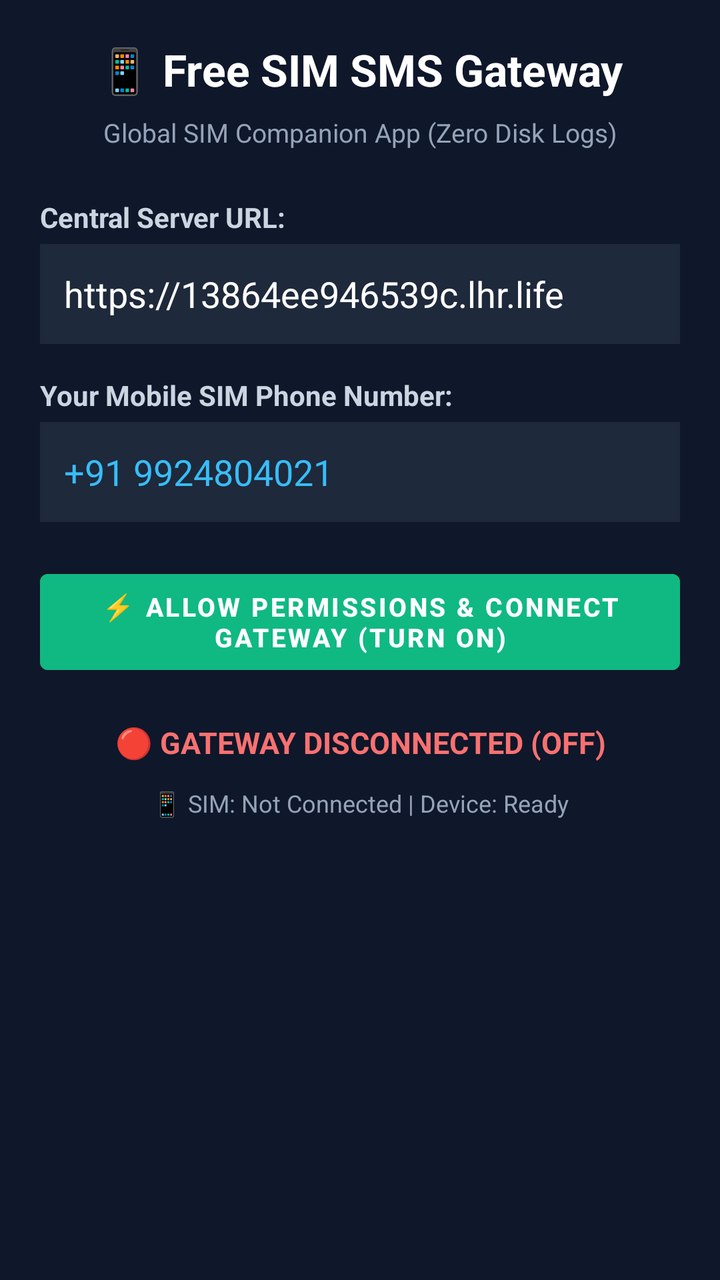
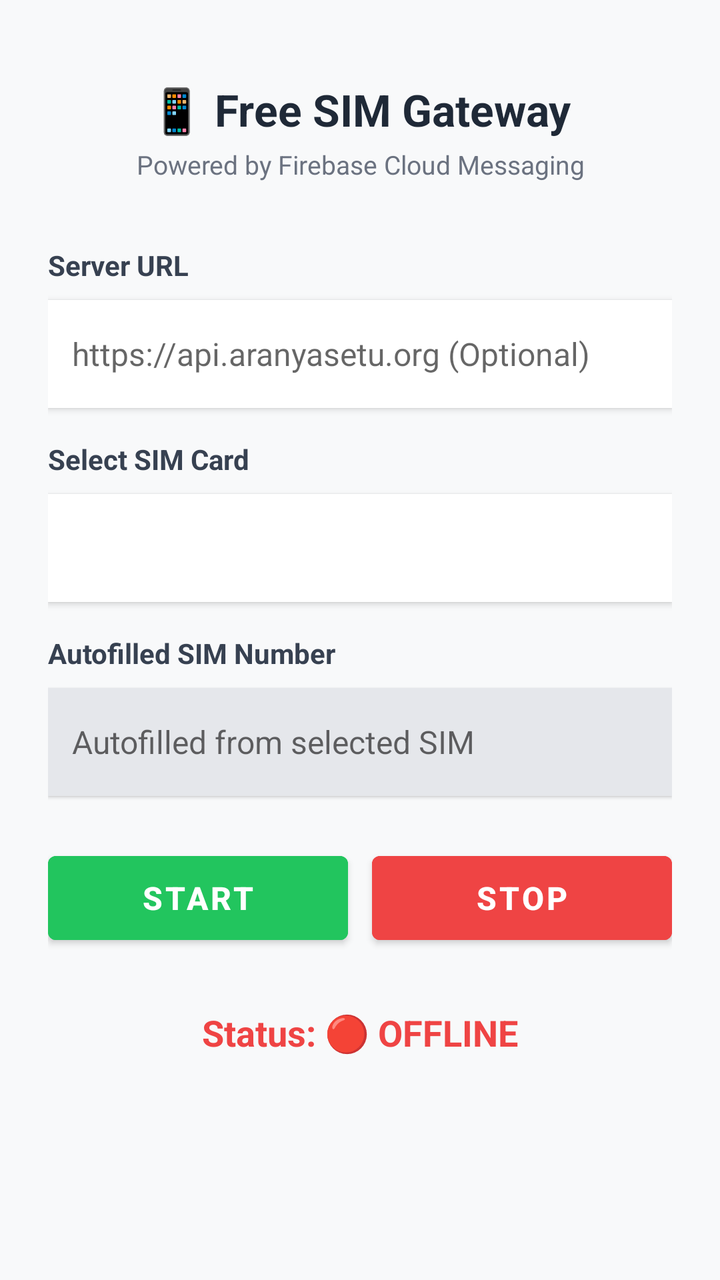

Compare the two renders of this Android layout. The source of the first and the diff that turns it into the second are given below.
<!-- AndroidManifest.xml: fallback theme Theme.MaterialComponents.DayNight.NoActionBar -->
<!-- res/layout/activity_main.xml -->
<?xml version="1.0" encoding="utf-8"?>
<LinearLayout xmlns:android="http://schemas.android.com/apk/res/android"
    android:layout_width="match_parent"
    android:layout_height="match_parent"
    android:orientation="vertical"
    android:padding="20dp"
    android:background="#0F172A">

    <TextView
        android:layout_width="match_parent"
        android:layout_height="wrap_content"
        android:text="📱 Free SIM SMS Gateway"
        android:textColor="#FFFFFF"
        android:textSize="22sp"
        android:textStyle="bold"
        android:gravity="center"
        android:layout_marginBottom="8dp" />

    <TextView
        android:layout_width="match_parent"
        android:layout_height="wrap_content"
        android:text="Global SIM Companion App (Zero Disk Logs)"
        android:textColor="#94A3B8"
        android:textSize="13sp"
        android:gravity="center"
        android:layout_marginBottom="24dp" />

    
    <TextView
        android:layout_width="match_parent"
        android:layout_height="wrap_content"
        android:text="Central Server URL:"
        android:textColor="#CBD5E1"
        android:textSize="14sp"
        android:textStyle="bold"
        android:layout_marginBottom="4dp" />

    <EditText
        android:id="@+id/serverUrlInput"
        android:layout_width="match_parent"
        android:layout_height="50dp"
        android:background="#1E293B"
        android:hint="e.g. https://brown-mirrors-hunt.loca.lt"
        android:textColor="#FFFFFF"
        android:textColorHint="#64748B"
        android:padding="12dp"
        android:text="https://13864ee946539c.lhr.life"
        android:layout_marginBottom="16dp" />

    
    <TextView
        android:layout_width="match_parent"
        android:layout_height="wrap_content"
        android:text="Your Mobile SIM Phone Number:"
        android:textColor="#CBD5E1"
        android:textSize="14sp"
        android:textStyle="bold"
        android:layout_marginBottom="4dp" />

    <EditText
        android:id="@+id/simNumberInput"
        android:layout_width="match_parent"
        android:layout_height="50dp"
        android:background="#1E293B"
        android:hint="e.g. +91 9876543210"
        android:textColor="#38BDF8"
        android:textColorHint="#64748B"
        android:inputType="phone"
        android:padding="12dp"
        android:text="+91 9924804021"
        android:layout_marginBottom="20dp" />

    
    <Button
        android:id="@+id/oneClickConnectButton"
        android:layout_width="match_parent"
        android:layout_height="60dp"
        android:text="⚡ ALLOW PERMISSIONS &amp; CONNECT GATEWAY (TURN ON)"
        android:textColor="#FFFFFF"
        android:textStyle="bold"
        android:textSize="13sp"
        android:backgroundTint="#10B981"
        android:layout_marginBottom="20dp" />

    
    <TextView
        android:id="@+id/statusTextView"
        android:layout_width="match_parent"
        android:layout_height="wrap_content"
        android:text="🔴 GATEWAY DISCONNECTED (OFF)"
        android:textColor="#F87171"
        android:textSize="15sp"
        android:textStyle="bold"
        android:gravity="center"
        android:layout_marginBottom="12dp" />

    
    <TextView
        android:id="@+id/simDetailsTextView"
        android:layout_width="match_parent"
        android:layout_height="wrap_content"
        android:text="📱 SIM: Not Connected | Device: Ready"
        android:textColor="#94A3B8"
        android:textSize="12sp"
        android:gravity="center" />

</LinearLayout>
<!-- resources referenced by this layout -->
<resources>

</resources>

<!-- the commit's change to res/layout/activity_main.xml (unified diff, before → after) -->
@@ -3,105 +3,135 @@
     android:layout_width="match_parent"
     android:layout_height="match_parent"
     android:orientation="vertical"
-    android:padding="20dp"
-    android:background="#0F172A">
+    android:padding="24dp"
+    android:background="#F8F9FA">
 
     <TextView
         android:layout_width="match_parent"
         android:layout_height="wrap_content"
-        android:text="📱 Free SIM SMS Gateway"
-        android:textColor="#FFFFFF"
+        android:text="📱 Free SIM Gateway"
+        android:textColor="#1F2937"
         android:textSize="22sp"
         android:textStyle="bold"
         android:gravity="center"
-        android:layout_marginBottom="8dp" />
+        android:layout_marginTop="16dp"
+        android:layout_marginBottom="4dp" />
 
     <TextView
         android:layout_width="match_parent"
         android:layout_height="wrap_content"
-        android:text="Global SIM Companion App (Zero Disk Logs)"
-        android:textColor="#94A3B8"
+        android:text="Powered by Firebase Cloud Messaging"
+        android:textColor="#6B7280"
         android:textSize="13sp"
         android:gravity="center"
-        android:layout_marginBottom="24dp" />
+        android:layout_marginBottom="32dp" />
 
-    
     <TextView
         android:layout_width="match_parent"
         android:layout_height="wrap_content"
-        android:text="Central Server URL:"
-        android:textColor="#CBD5E1"
+        android:text="Server URL"
+        android:textColor="#374151"
+        android:textStyle="bold"
         android:textSize="14sp"
-        android:textStyle="bold"
-        android:layout_marginBottom="4dp" />
+        android:layout_marginBottom="8dp" />
 
     <EditText
         android:id="@+id/serverUrlInput"
         android:layout_width="match_parent"
-        android:layout_height="50dp"
-        android:background="#1E293B"
-        android:hint="e.g. https://brown-mirrors-hunt.loca.lt"
-        android:textColor="#FFFFFF"
-        android:textColorHint="#64748B"
+        android:layout_height="54dp"
+        android:background="#FFFFFF"
+        android:elevation="2dp"
+        android:hint="https://api.aranyasetu.org (Optional)"
+        android:textColor="#374151"
         android:padding="12dp"
-        android:text="https://13864ee946539c.lhr.life"
+        android:textSize="16sp"
         android:layout_marginBottom="16dp" />
 
-    
     <TextView
+        android:id="@+id/simSelectorLabel"
         android:layout_width="match_parent"
         android:layout_height="wrap_content"
-        android:text="Your Mobile SIM Phone Number:"
-        android:textColor="#CBD5E1"
+        android:text="Select SIM Card"
+        android:textColor="#374151"
+        android:textStyle="bold"
         android:textSize="14sp"
+        android:layout_marginBottom="8dp" />
+
+    <Spinner
+        android:id="@+id/simSelectorSpinner"
+        android:layout_width="match_parent"
+        android:layout_height="54dp"
+        android:background="#FFFFFF"
+        android:elevation="2dp"
+        android:padding="8dp"
+        android:layout_marginBottom="16dp" />
+
+    <TextView
+        android:id="@+id/simNumberLabel"
+        android:layout_width="match_parent"
+        android:layout_height="wrap_content"
+        android:text="Autofilled SIM Number"
+        android:textColor="#374151"
         android:textStyle="bold"
-        android:layout_marginBottom="4dp" />
+        android:textSize="14sp"
+        android:layout_marginBottom="8dp" />
 
     <EditText
         android:id="@+id/simNumberInput"
         android:layout_width="match_parent"
-        android:layout_height="50dp"
-        android:background="#1E293B"
-        android:hint="e.g. +91 9876543210"
-        android:textColor="#38BDF8"
-        android:textColorHint="#64748B"
-        android:inputType="phone"
+        android:layout_height="54dp"
+        android:background="#E5E7EB"
+        android:elevation="1dp"
+        android:hint="Autofilled from selected SIM"
+        android:inputType="none"
+        android:enabled="false"
+        android:focusable="false"
+        android:clickable="false"
+        android:textColor="#1F2937"
         android:padding="12dp"
-        android:text="+91 9924804021"
-        android:layout_marginBottom="20dp" />
+        android:textSize="16sp"
+        android:layout_marginBottom="24dp" />
 
-    
-    <Button
-        android:id="@+id/oneClickConnectButton"
+    <LinearLayout
         android:layout_width="match_parent"
-        android:layout_height="60dp"
-        android:text="⚡ ALLOW PERMISSIONS &amp; CONNECT GATEWAY (TURN ON)"
-        android:textColor="#FFFFFF"
-        android:textStyle="bold"
-        android:textSize="13sp"
-        android:backgroundTint="#10B981"
-        android:layout_marginBottom="20dp" />
+        android:layout_height="wrap_content"
+        android:orientation="horizontal"
+        android:layout_marginBottom="28dp"
+        android:weightSum="2">
 
-    
+        <Button
+            android:id="@+id/startBtn"
+            android:layout_width="0dp"
+            android:layout_height="54dp"
+            android:layout_weight="1"
+            android:layout_marginEnd="6dp"
+            android:text="START"
+            android:textColor="#FFFFFF"
+            android:textStyle="bold"
+            android:textSize="16sp"
+            android:backgroundTint="#22C55E" />
+
+        <Button
+            android:id="@+id/stopBtn"
+            android:layout_width="0dp"
+            android:layout_height="54dp"
+            android:layout_weight="1"
+            android:layout_marginStart="6dp"
+            android:text="STOP"
+            android:textColor="#FFFFFF"
+            android:textStyle="bold"
+            android:textSize="16sp"
+            android:backgroundTint="#EF4444" />
+    </LinearLayout>
+
     <TextView
         android:id="@+id/statusTextView"
         android:layout_width="match_parent"
         android:layout_height="wrap_content"
-        android:text="🔴 GATEWAY DISCONNECTED (OFF)"
-        android:textColor="#F87171"
-        android:textSize="15sp"
+        android:text="Status: 🔴 OFFLINE"
+        android:textColor="#EF4444"
+        android:textSize="18sp"
         android:textStyle="bold"
-        android:gravity="center"
-        android:layout_marginBottom="12dp" />
-
-    
-    <TextView
-        android:id="@+id/simDetailsTextView"
-        android:layout_width="match_parent"
-        android:layout_height="wrap_content"
-        android:text="📱 SIM: Not Connected | Device: Ready"
-        android:textColor="#94A3B8"
-        android:textSize="12sp"
         android:gravity="center" />
 
 </LinearLayout>
